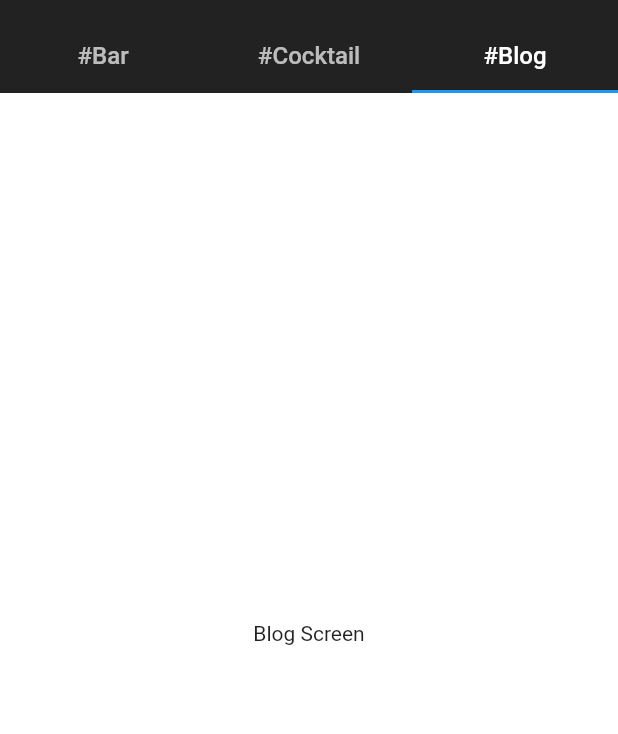
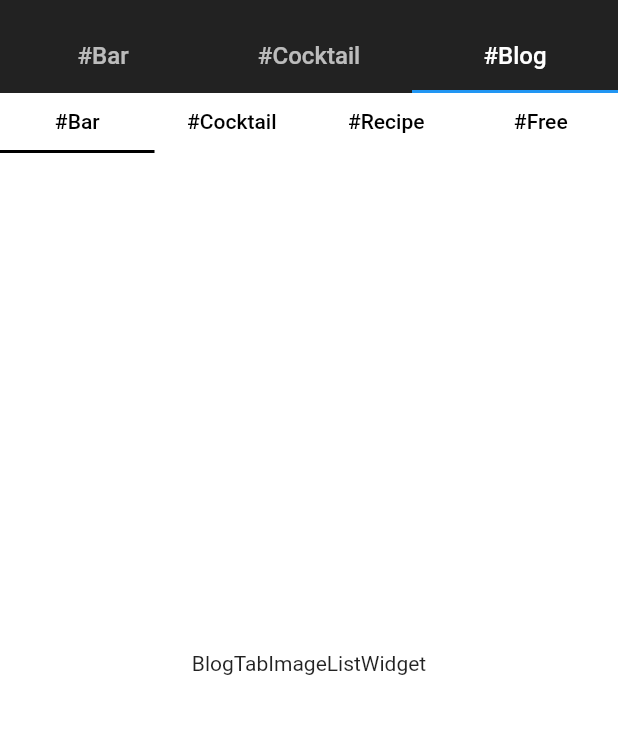
Before and after one commit to robinjoo1015/moonshine_fe, a Flutter app: the screen it shows after launch, tab 3 chosen, on a phone screen of 412 x 824 dp, the part 63-797 px from its top. Run offline on Flutter 3.47's test engine with Material 2 defaults, Android fonts, the phone set to English and light mode, and no system bars; our stand-ins replace carousel_slider, fl_chart, geocoding, geolocator, google_maps_flutter, searchfield; missing offline and left inert: postgres; network calls fail; Roboto replaces fonts that are missing (Georgia).

Commit message:
Add blog screen tab bar

```diff
--- a/lib/screens/blog_tab_screen.dart
+++ b/lib/screens/blog_tab_screen.dart
@@ -1,12 +1,106 @@
 import 'package:flutter/material.dart';
+import 'package:moonshine_fe/widgets/blog_tab_image_list_widget.dart';
 
-class BlogTabScreen extends StatelessWidget {
+class BlogTabScreen extends StatefulWidget {
   const BlogTabScreen({super.key});
 
   @override
+  State<BlogTabScreen> createState() => _BlogTabScreenState();
+}
+
+class _BlogTabScreenState extends State<BlogTabScreen>
+    with TickerProviderStateMixin {
+  late TabController _tabController;
+  @override
+  void initState() {
+    _tabController = TabController(
+      length: 4,
+      vsync: this,
+      animationDuration: Duration.zero,
+    );
+    super.initState();
+  }
+
+  @override
   Widget build(BuildContext context) {
-    return const Center(
-      child: Text('Blog Screen'),
+    return Column(
+      children: [
+        SizedBox(
+          height: 40,
+          child: TabBar(
+            labelStyle: TextStyle(
+              fontFamily: Theme.of(context).textTheme.titleMedium!.fontFamily,
+              fontSize: 14,
+              color: Colors.black,
+            ),
+            indicatorColor: Colors.black,
+            // indicator: const Decoration(),
+            tabs: const [
+              SizedBox(
+                height: 20,
+                child: Tab(
+                  height: 20,
+                  child: Text(
+                    '#Bar',
+                    style: TextStyle(
+                      color: Colors.black,
+                    ),
+                  ),
+                ),
+              ),
+              SizedBox(
+                height: 20,
+                child: Tab(
+                  height: 20,
+                  child: Text(
+                    '#Cocktail',
+                    style: TextStyle(
+                      color: Colors.black,
+                    ),
+                  ),
+                ),
+              ),
+              SizedBox(
+                height: 20,
+                child: Tab(
+                  height: 20,
+                  child: Text(
+                    '#Recipe',
+                    style: TextStyle(
+                      color: Colors.black,
+                    ),
+                  ),
+                ),
+              ),
+              SizedBox(
+                height: 20,
+                child: Tab(
+                  height: 20,
+                  child: Text(
+                    '#Free',
+                    style: TextStyle(
+                      color: Colors.black,
+                    ),
+                  ),
+                ),
+              ),
+            ],
+            controller: _tabController,
+          ),
+        ),
+        Expanded(
+          child: TabBarView(
+            controller: _tabController,
+            physics: const NeverScrollableScrollPhysics(),
+            children: const [
+              BlogTabImageList(),
+              BlogTabImageList(),
+              BlogTabImageList(),
+              BlogTabImageList(),
+            ],
+          ),
+        ),
+      ],
     );
   }
 }
--- /dev/null
+++ b/lib/widgets/blog_tab_image_list_widget.dart
@@ -0,0 +1,12 @@
+import 'package:flutter/material.dart';
+
+class BlogTabImageList extends StatelessWidget {
+  const BlogTabImageList({super.key});
+
+  @override
+  Widget build(BuildContext context) {
+    return const Center(
+      child: Text('BlogTabImageListWidget'),
+    );
+  }
+}
```
